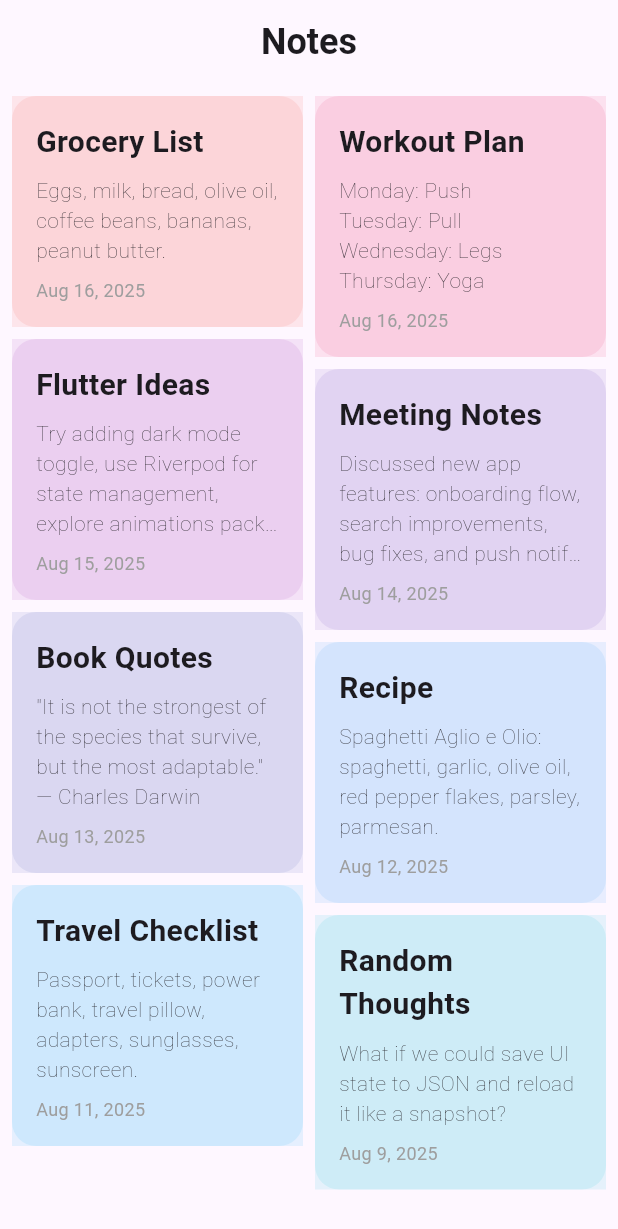
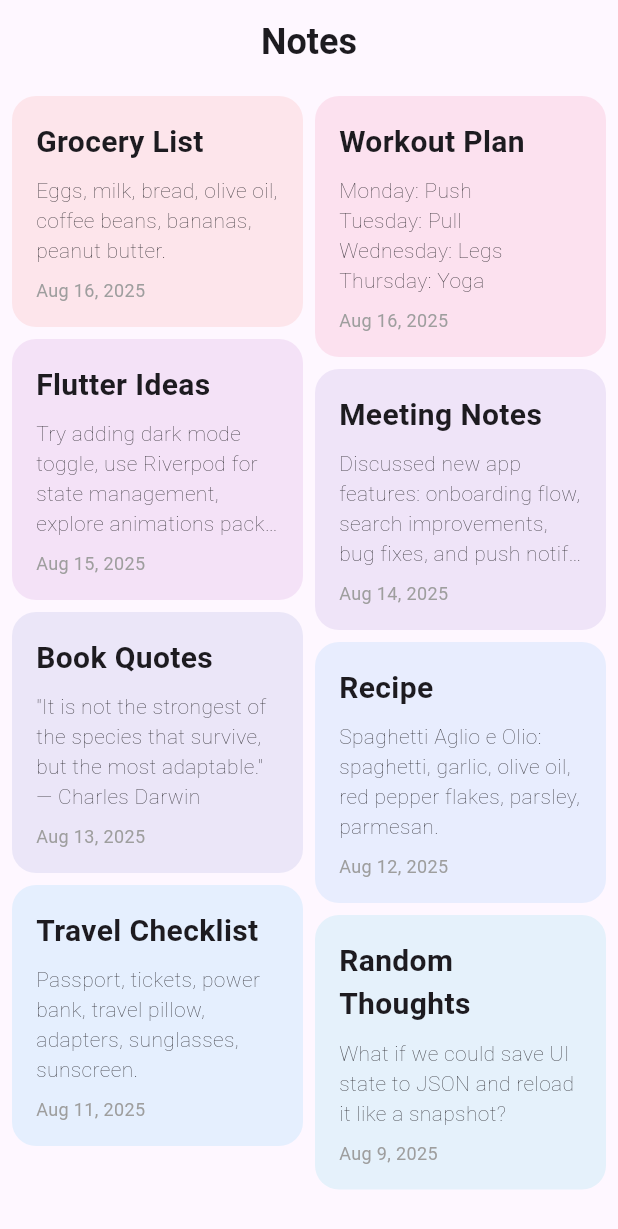
Before and after one commit to rawanabdulhayy/notes_app, a Flutter app: the screen it shows after launch, on a phone screen of 412 x 824 dp. Shown: the top 1229 px of the screen. Run offline on Flutter 3.47's test engine with Material 3 defaults, Android fonts, the phone set to English and light mode, and no system bars.

Commit message:
fixed a commented-out line

```diff
--- a/lib/notes_screen.dart
+++ b/lib/notes_screen.dart
@@ -115,8 +115,8 @@ class _NotesScreenState extends State<NotesScreen> {
                       // .withValues(alpha: 0.1) → creates a copy of the color but with 10% opacity (soft pastel look)
                       // Overall: picks a color based on the note's index, loops through available colors,
                       // and makes it transparent for a lighter background effect
-                      color: Colors.primaries[index % Colors.primaries.length]
-                          .withValues(alpha: 0.1),
+                      // color: Colors.primaries[index % Colors.primaries.length]
+                      //     .withValues(alpha: 0.1),
 
                       decoration: BoxDecoration(
                         //iterating over colors as a list of colors
```
